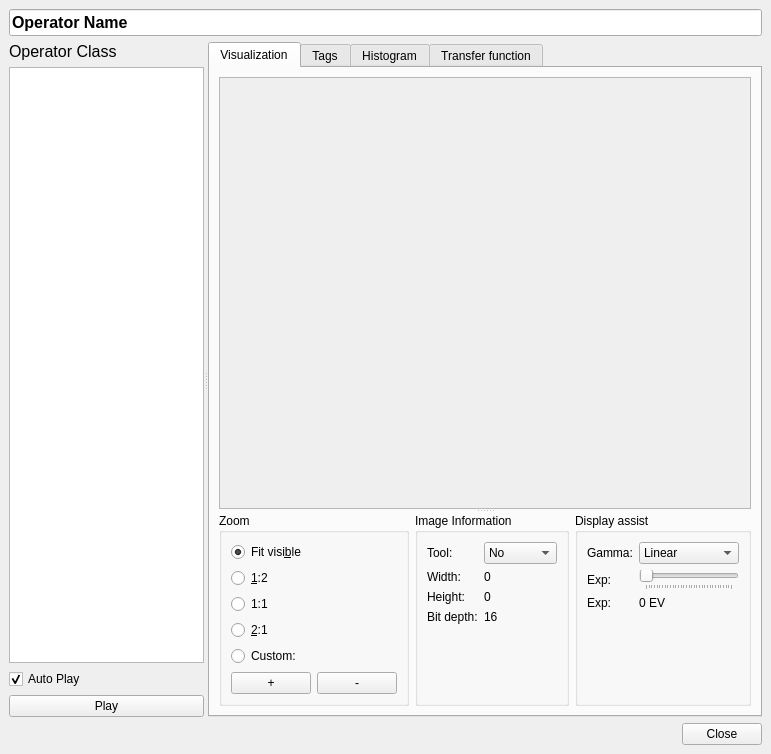
Qt form ui/visualization.ui (ploki/darkflow) before a commit.
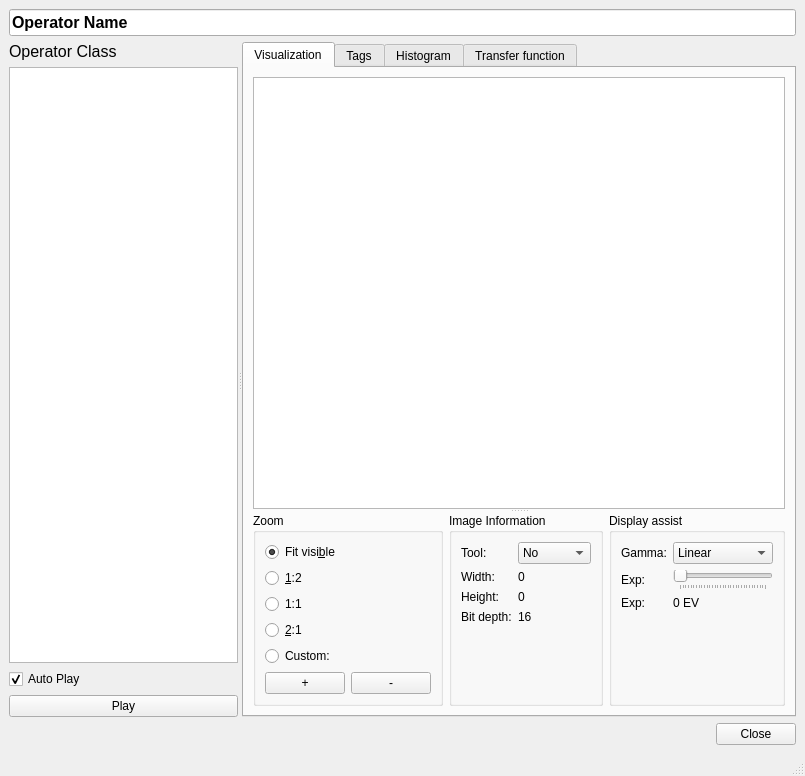
The same form after that commit.

Commit message: Visualization: zoom, ROI. Operator: crop

What changed in the file:
```diff
--- a/ui/visualization.ui
+++ b/ui/visualization.ui
@@ -6,8 +6,8 @@
    <rect>
     <x>0</x>
     <y>0</y>
-    <width>771</width>
-    <height>754</height>
+    <width>805</width>
+    <height>776</height>
    </rect>
   </property>
   <property name="windowTitle">
@@ -105,66 +105,29 @@
               <property name="orientation">
                <enum>Qt::Vertical</enum>
               </property>
-              <widget class="QScrollArea" name="scrollArea_visualization">
+              <widget class="QGraphicsView" name="graphicsView">
                <property name="sizePolicy">
                 <sizepolicy hsizetype="Expanding" vsizetype="Expanding">
                  <horstretch>5</horstretch>
                  <verstretch>5</verstretch>
                 </sizepolicy>
                </property>
-               <property name="widgetResizable">
-                <bool>true</bool>
+               <property name="backgroundBrush">
+                <brush brushstyle="SolidPattern">
+                 <color alpha="255">
+                  <red>0</red>
+                  <green>0</green>
+                  <blue>0</blue>
+                 </color>
+                </brush>
                </property>
-               <widget class="QWidget" name="content_visualization">
-                <property name="geometry">
-                 <rect>
-                  <x>0</x>
-                  <y>0</y>
-                  <width>572</width>
-                  <height>408</height>
-                 </rect>
-                </property>
-                <layout class="QVBoxLayout" name="verticalLayout_11">
-                 <property name="spacing">
-                  <number>0</number>
-                 </property>
-                 <property name="leftMargin">
-                  <number>0</number>
-                 </property>
-                 <property name="topMargin">
-                  <number>0</number>
-                 </property>
-                 <property name="rightMargin">
-                  <number>0</number>
-                 </property>
-                 <property name="bottomMargin">
-                  <number>0</number>
-                 </property>
-                 <item>
-                  <widget class="QLabel" name="widget_visualization">
-                   <property name="sizePolicy">
-                    <sizepolicy hsizetype="Ignored" vsizetype="Ignored">
-                     <horstretch>0</horstretch>
-                     <verstretch>0</verstretch>
-                    </sizepolicy>
-                   </property>
-                   <property name="text">
-                    <string/>
-                   </property>
-                   <property name="scaledContents">
-                    <bool>true</bool>
-                   </property>
-                  </widget>
-                 </item>
-                </layout>
-               </widget>
               </widget>
               <widget class="QWidget" name="layoutWidget">
                <layout class="QHBoxLayout" name="horizontalLayout">
                 <item>
                  <widget class="QGroupBox" name="groupBox_5">
                   <property name="sizePolicy">
-                   <sizepolicy hsizetype="Preferred" vsizetype="Minimum">
+                   <sizepolicy hsizetype="Preferred" vsizetype="MinimumExpanding">
                     <horstretch>0</horstretch>
                     <verstretch>0</verstretch>
                    </sizepolicy>
@@ -737,6 +700,7 @@
     </item>
    </layout>
   </widget>
+  <widget class="QStatusBar" name="statusBar"/>
  </widget>
  <resources/>
  <connections>
```
Left out of the diff: 25 changed lines with no effect on the pictures. The commit also changes 6 other files.
